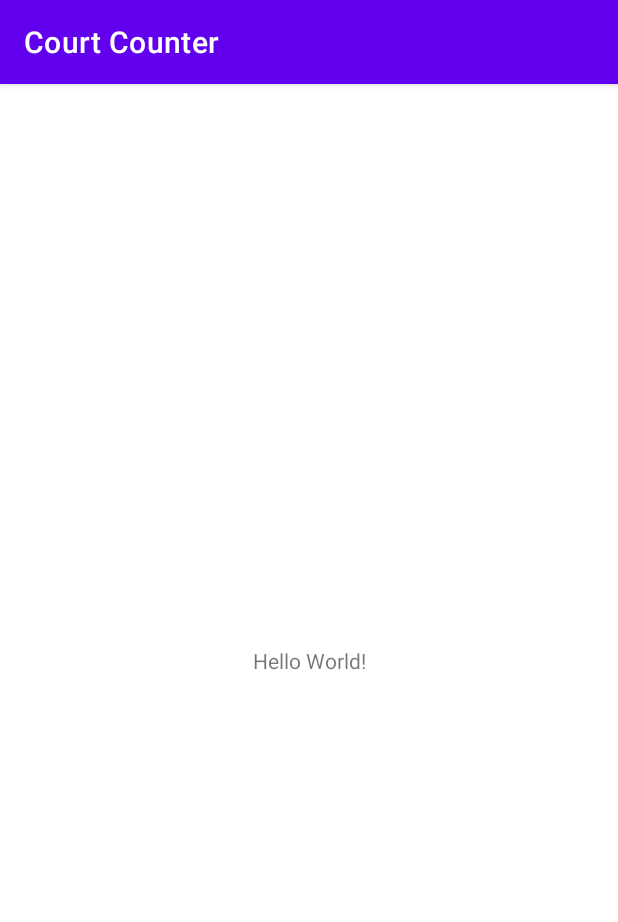
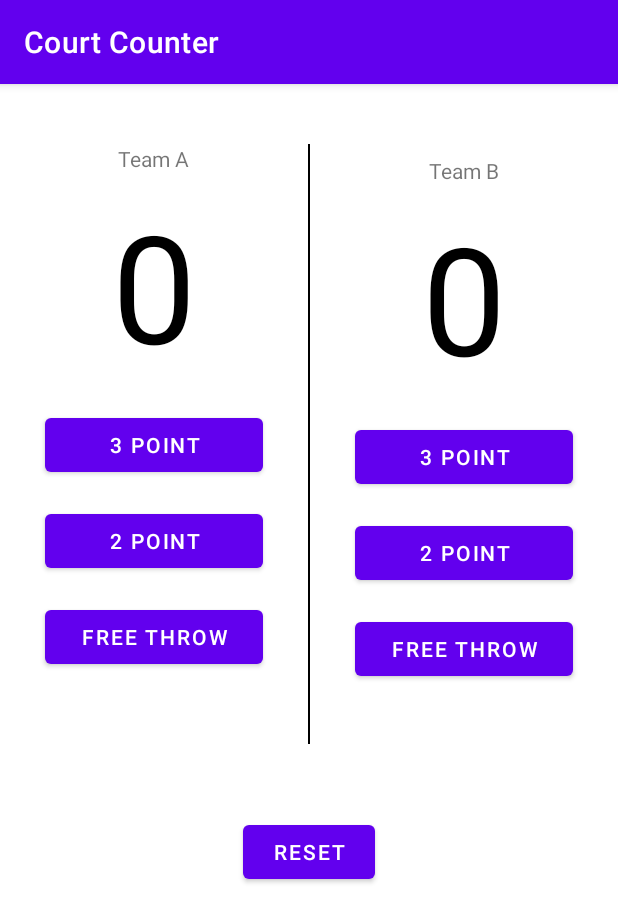
Before and after one commit to devkudasov/udacity_android_basics, an Android app: the screen it shows after launch (MainActivity), on a phone screen of 412 x 824 dp. Shown: the top 922 px of the screen. Run offline under Robolectric (Android 15) with nearby library versions, the phone set to English and light mode, and no system bars.

Commit message:
Complete app

```diff
--- a/CourtCounter/app/src/main/java/com/kudasov/dev/courtcounter/MainActivity.java
+++ b/CourtCounter/app/src/main/java/com/kudasov/dev/courtcounter/MainActivity.java
@@ -3,12 +3,63 @@ package com.kudasov.dev.courtcounter;
 import androidx.appcompat.app.AppCompatActivity;
 
 import android.os.Bundle;
+import android.view.View;
+import android.widget.TextView;
 
 public class MainActivity extends AppCompatActivity {
+    private int pointA = 0;
+    private int pointB = 0;
 
     @Override
     protected void onCreate(Bundle savedInstanceState) {
         super.onCreate(savedInstanceState);
         setContentView(R.layout.activity_main);
     }
+
+    public void setThreePointA(View view) {
+        pointA += 3;
+        displayA();
+    }
+
+    public void setTwoPointA(View view) {
+        pointA += 2;
+        displayA();
+    }
+
+    public void setOnePointA(View view) {
+        pointA++;
+        displayA();
+    }
+
+    private void displayA() {
+        TextView teamAScore = (TextView) findViewById(R.id.team_a_score);
+        teamAScore.setText(getString(R.string.score_count, pointA));
+    }
+
+    public void setThreePointB(View view) {
+        pointB += 3;
+        displayB();
+    }
+
+    public void setTwoPointB(View view) {
+        pointB += 2;
+        displayB();
+    }
+
+    public void setOnePointB(View view) {
+        pointB++;
+        displayB();
+    }
+
+    private void displayB() {
+        TextView teamAScore = (TextView) findViewById(R.id.team_b_score);
+        teamAScore.setText(getString(R.string.score_count, pointB));
+    }
+
+    public void reset(View view) {
+        pointA = 0;
+        pointB = 0;
+        displayA();
+        displayB();
+    }
 }
--- a/CourtCounter/app/src/main/res/layout/activity_main.xml
+++ b/CourtCounter/app/src/main/res/layout/activity_main.xml
@@ -1,18 +1,135 @@
 <?xml version="1.0" encoding="utf-8"?>
-<androidx.constraintlayout.widget.ConstraintLayout xmlns:android="http://schemas.android.com/apk/res/android"
-    xmlns:app="http://schemas.android.com/apk/res-auto"
+<LinearLayout xmlns:android="http://schemas.android.com/apk/res/android"
     xmlns:tools="http://schemas.android.com/tools"
     android:layout_width="match_parent"
     android:layout_height="match_parent"
+    android:orientation="vertical"
     tools:context=".MainActivity">
 
-    <TextView
+    <LinearLayout
+        android:layout_width="match_parent"
+        android:layout_height="400dp"
+        android:layout_marginTop="40dp"
+        tools:context=".MainActivity">
+
+        <LinearLayout
+            android:layout_width="0dp"
+            android:layout_height="match_parent"
+            android:layout_weight="1"
+            android:orientation="vertical"
+            tools:context=".MainActivity">
+
+            <TextView
+                android:layout_width="wrap_content"
+                android:layout_height="wrap_content"
+                android:layout_gravity="center_horizontal"
+                android:text="@string/team_a_title" />
+
+            <TextView
+                android:id="@+id/team_a_score"
+                android:layout_width="wrap_content"
+                android:layout_height="wrap_content"
+                android:layout_gravity="center_horizontal"
+                android:layout_margin="8dp"
+                android:textSize="100sp"
+                android:textColor="@color/black"
+                android:text="@string/score" />
+
+            <Button
+                android:layout_width="match_parent"
+                android:layout_height="wrap_content"
+                android:layout_gravity="center_horizontal"
+                android:layout_marginVertical="8dp"
+                android:layout_marginHorizontal="30dp"
+                android:onClick="setThreePointA"
+                android:text="@string/three_point" />
+
+            <Button
+                android:layout_width="match_parent"
+                android:layout_height="wrap_content"
+                android:layout_gravity="center_horizontal"
+                android:layout_marginVertical="8dp"
+                android:layout_marginHorizontal="30dp"
+                android:onClick="setTwoPointA"
+                android:text="@string/two_point" />
+
+            <Button
+                android:layout_width="match_parent"
+                android:layout_height="wrap_content"
+                android:layout_gravity="center_horizontal"
+                android:layout_marginVertical="8dp"
+                android:layout_marginHorizontal="30dp"
+                android:onClick="setOnePointA"
+                android:text="@string/one_point" />
+
+        </LinearLayout>
+
+        <View
+            android:layout_width="1dp"
+            android:layout_height="match_parent"
+            android:background="@color/black"/>
+
+        <LinearLayout
+            android:layout_width="0dp"
+            android:layout_height="match_parent"
+            android:layout_weight="1"
+            android:orientation="vertical"
+            android:paddingTop="8dp"
+            tools:context=".MainActivity">
+
+            <TextView
+                android:layout_width="wrap_content"
+                android:layout_height="wrap_content"
+                android:layout_gravity="center_horizontal"
+                android:text="@string/team_b_title" />
+
+            <TextView
+                android:id="@+id/team_b_score"
+                android:layout_width="wrap_content"
+                android:layout_height="wrap_content"
+                android:layout_gravity="center_horizontal"
+                android:layout_margin="8dp"
+                android:textSize="100sp"
+                android:textColor="@color/black"
+                android:text="@string/score" />
+
+            <Button
+                android:layout_width="match_parent"
+                android:layout_height="wrap_content"
+                android:layout_gravity="center_horizontal"
+                android:layout_marginVertical="8dp"
+                android:layout_marginHorizontal="30dp"
+                android:onClick="setThreePointB"
+                android:text="@string/three_point" />
+
+            <Button
+                android:layout_width="match_parent"
+                android:layout_height="wrap_content"
+                android:layout_gravity="center_horizontal"
+                android:layout_marginVertical="8dp"
+                android:layout_marginHorizontal="30dp"
+                android:onClick="setTwoPointB"
+                android:text="@string/two_point" />
+
+            <Button
+                android:layout_width="match_parent"
+                android:layout_height="wrap_content"
+                android:layout_gravity="center_horizontal"
+                android:layout_marginVertical="8dp"
+                android:layout_marginHorizontal="30dp"
+                android:onClick="setOnePointB"
+                android:text="@string/one_point" />
+
+        </LinearLayout>
+
+    </LinearLayout>
+
+    <Button
         android:layout_width="wrap_content"
         android:layout_height="wrap_content"
-        android:text="Hello World!"
-        app:layout_constraintBottom_toBottomOf="parent"
-        app:layout_constraintLeft_toLeftOf="parent"
-        app:layout_constraintRight_toRightOf="parent"
-        app:layout_constraintTop_toTopOf="parent" />
+        android:layout_gravity="center_horizontal"
+        android:layout_marginTop="48dp"
+        android:text="@string/reset"
+        android:onClick="reset"/>
 
-</androidx.constraintlayout.widget.ConstraintLayout>
+</LinearLayout>
--- a/CourtCounter/app/src/main/res/values/strings.xml
+++ b/CourtCounter/app/src/main/res/values/strings.xml
@@ -1,3 +1,11 @@
 <resources>
     <string name="app_name">Court Counter</string>
+    <string name="score">0</string>
+    <string name="team_a_title">Team A</string>
+    <string name="team_b_title">Team B</string>
+    <string name="three_point">3 point</string>
+    <string name="two_point">2 point</string>
+    <string name="one_point">Free throw</string>
+    <string name="score_count">%d</string>
+    <string name="reset">Reset</string>
 </resources>
--- /dev/null
+++ b/CourtCounter/build.gradle
@@ -0,0 +1,17 @@
+// Top-level build file where you can add configuration options common to all sub-projects/modules.
+buildscript {
+    repositories {
+        google()
+        mavenCentral()
+    }
+    dependencies {
+        classpath "com.android.tools.build:gradle:7.0.1"
+
+        // NOTE: Do not place your application dependencies here; they belong
+        // in the individual module build.gradle files
+    }
+}
+
+task clean(type: Delete) {
+    delete rootProject.buildDir
+}
--- /dev/null
+++ b/CourtCounter/gradle.properties
@@ -0,0 +1,19 @@
+# Project-wide Gradle settings.
+# IDE (e.g. Android Studio) users:
+# Gradle settings configured through the IDE *will override*
+# any settings specified in this file.
+# For more details on how to configure your build environment visit
+# http://www.gradle.org/docs/current/userguide/build_environment.html
+# Specifies the JVM arguments used for the daemon process.
+# The setting is particularly useful for tweaking memory settings.
+org.gradle.jvmargs=-Xmx2048m -Dfile.encoding=UTF-8
+# When configured, Gradle will run in incubating parallel mode.
+# This option should only be used with decoupled projects. More details, visit
+# http://www.gradle.org/docs/current/userguide/multi_project_builds.html#sec:decoupled_projects
+# org.gradle.parallel=true
+# AndroidX package structure to make it clearer which packages are bundled with the
+# Android operating system, and which are packaged with your app"s APK
+# https://developer.android.com/topic/libraries/support-library/androidx-rn
+android.useAndroidX=true
+# Automatically convert third-party libraries to use AndroidX
+android.enableJetifier=true
--- /dev/null
+++ b/CourtCounter/settings.gradle
@@ -0,0 +1,10 @@
+dependencyResolutionManagement {
+    repositoriesMode.set(RepositoriesMode.FAIL_ON_PROJECT_REPOS)
+    repositories {
+        google()
+        mavenCentral()
+        jcenter() // Warning: this repository is going to shut down soon
+    }
+}
+rootProject.name = "Court Counter"
+include ':app'
```
Also changed, not shown: CourtCounter/gradle/wrapper/gradle-wrapper.properties (added), 4 other files.
